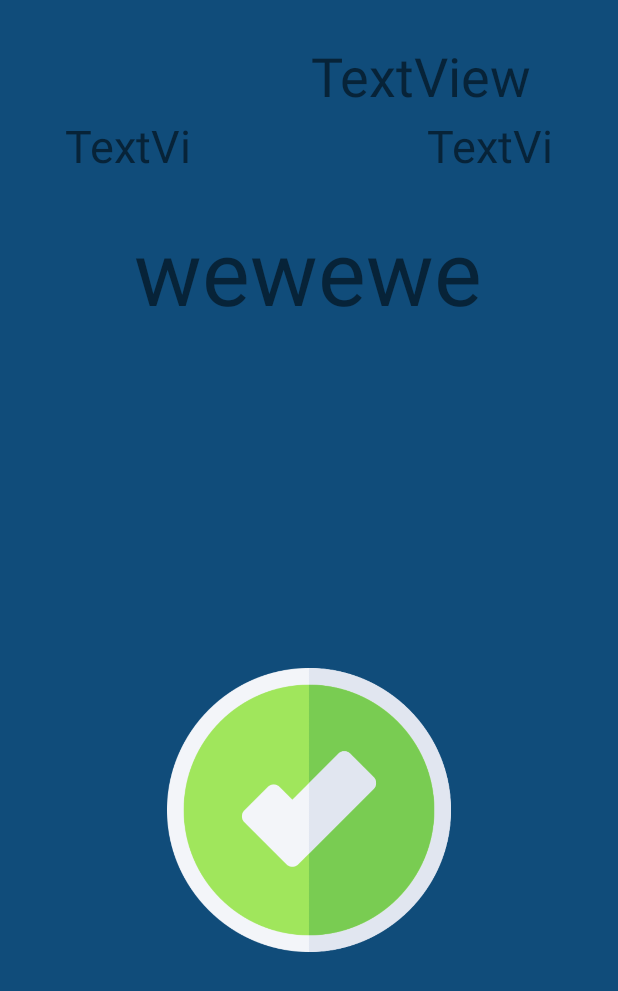
After one commit to wwrzesien/app-activities, an Android app: the layout display_game1.xml on its own in the app's theme, with its tools: preview values and no code run, on a phone screen of 412 x 824 dp. The commit adds this screen. Shown: the top 991 px of the screen. Run offline under Robolectric (Android 15) with nearby library versions, the phone set to English and light mode, and no system bars.

Commit message:
Created game 1 screen.

```diff
--- a/app/src/main/java/com/example/activities/Game1.java
+++ b/app/src/main/java/com/example/activities/Game1.java
@@ -4,6 +4,10 @@ import androidx.appcompat.app.AppCompatActivity;
 
 import android.os.Bundle;
 import android.util.Log;
+import android.view.View;
+import android.widget.ImageView;
+import android.widget.ListView;
+import android.widget.TextView;
 
 import com.google.firebase.database.DataSnapshot;
 import com.google.firebase.database.DatabaseError;
@@ -18,11 +22,46 @@ import java.util.Map;
 public class Game1 extends AppCompatActivity {
 
     public static Map<String, List<String>> clues = new HashMap<String, List<String>>();
+    public static String whoseTurn = "Unknown";
+    public static Integer roundIterator;
+    public static Integer team1Score = 0;
+    public static Integer team2Score = 0;
+
+    public void displayClueScreen(View view) {
+        ImageView correctRef = (ImageView) findViewById(R.id.correct);
+        ImageView wrongRef = (ImageView) findViewById(R.id.wrong);
+        ImageView startRef = (ImageView) findViewById(R.id.start_game1);
+        ListView cluesListRef = (ListView) findViewById(R.id.clue_list);
+
+        startRef.animate().alpha(0f).setDuration(500);
+        cluesListRef.animate().alpha(1f).setDuration(500);
+        correctRef.animate().alpha(1f).setDuration(500);
+        wrongRef.animate().alpha(1f).setDuration(500);
+
+        Log.i("INFO", "Game1 started");
+
+
+
+//        TextView clueRef = (TextView) findViewById(R.id.clue);
+//        clueRef.setText(clues.get)
+
+    }
+
+    public void setDefaultValuesOnGameScreen() {
+        TextView turnRef = (TextView) findViewById(R.id.whose_turn);
+        turnRef.setText(whoseTurn);
+
+        TextView t1ScoreRef = (TextView) findViewById(R.id.t1_score);
+        t1ScoreRef.setText("Team A: " + team1Score);
+
+        TextView t2ScoreRef = (TextView) findViewById(R.id.t2_score);
+        t2ScoreRef.setText("Team B: " + team2Score);
+    }
 
     @Override
     protected void onCreate(Bundle savedInstanceState) {
         super.onCreate(savedInstanceState);
-        setContentView(R.layout.activity_game1);
+        setContentView(R.layout.display_game1);
 
 //      Read all data from Firebase
         DatabaseReference database = FirebaseDatabase.getInstance().getReference();
@@ -35,13 +74,25 @@ public class Game1 extends AppCompatActivity {
                     Map map = (Map) data.getValue();
                     clues.put(String.valueOf(map.get("name")), (List) map.get("forbidden"));
                     Log.i("Info", "" + clues);
+                    Log.i("Info", "Data retrieved from database.");
                 }
             }
-
             @Override
             public void onCancelled(DatabaseError databaseError) {
                 Log.i("Info", "onCancelled: Error: " + databaseError.getMessage());
             }
         });
+
+        setDefaultValuesOnGameScreen();
+
+//        ImageView startGame1 = (ImageView) findViewById(R.id.start_game1);
+//        startGame1.setOnClickListener(new View.OnClickListener() {
+//            @Override
+//            public void onClick(View v) {
+//                setContentView(R.layout.display_game1);
+//                setValuesOnGameScreen(v);
+//                Log.i("Info", "Moved to screen with clues.");
+//            }
+//        });
     }
 }
--- a/app/src/main/res/layout/activity_game1.xml
+++ b/app/src/main/res/layout/activity_game1.xml
@@ -2,8 +2,68 @@
 <androidx.constraintlayout.widget.ConstraintLayout xmlns:android="http://schemas.android.com/apk/res/android"
     xmlns:app="http://schemas.android.com/apk/res-auto"
     xmlns:tools="http://schemas.android.com/tools"
+    android:id="@+id/game1"
     android:layout_width="match_parent"
     android:layout_height="match_parent"
-    tools:context=".Game1">
+    android:background="#104C7A">
+
+<!--    <TextView-->
+<!--        android:id="@+id/start_round"-->
+<!--        android:layout_width="336dp"-->
+<!--        android:layout_height="111dp"-->
+<!--        android:layout_marginTop="180dp"-->
+<!--        android:text="qwqwqw"-->
+<!--        app:layout_constraintEnd_toEndOf="parent"-->
+<!--        app:layout_constraintHorizontal_bias="0.493"-->
+<!--        app:layout_constraintStart_toStartOf="parent"-->
+<!--        app:layout_constraintTop_toTopOf="parent" />-->
+
+<!--    <TextView-->
+<!--        android:id="@+id/t1_score"-->
+<!--        android:layout_width="96dp"-->
+<!--        android:layout_height="47dp"-->
+<!--        android:layout_marginBottom="25dp"-->
+<!--        android:text="TextView"-->
+<!--        app:layout_constraintBottom_toTopOf="@+id/start_round"-->
+<!--        app:layout_constraintEnd_toEndOf="parent"-->
+<!--        app:layout_constraintHorizontal_bias="0.117"-->
+<!--        app:layout_constraintStart_toStartOf="parent"-->
+<!--        app:layout_constraintTop_toTopOf="parent"-->
+<!--        app:layout_constraintVertical_bias="1.0" />-->
+
+<!--    <TextView-->
+<!--        android:id="@+id/t2_score"-->
+<!--        android:layout_width="96dp"-->
+<!--        android:layout_height="47dp"-->
+<!--        android:layout_marginBottom="25dp"-->
+<!--        android:text="TextView"-->
+<!--        app:layout_constraintBottom_toTopOf="@+id/start_round"-->
+<!--        app:layout_constraintEnd_toEndOf="parent"-->
+<!--        app:layout_constraintHorizontal_bias="0.879"-->
+<!--        app:layout_constraintStart_toStartOf="parent"-->
+<!--        app:layout_constraintTop_toTopOf="parent"-->
+<!--        app:layout_constraintVertical_bias="1.0" />-->
+
+<!--    <TextView-->
+<!--        android:id="@+id/whose_turn"-->
+<!--        android:layout_width="186dp"-->
+<!--        android:layout_height="39dp"-->
+<!--        android:text="TextView"-->
+<!--        app:layout_constraintBottom_toTopOf="@+id/t2_score"-->
+<!--        app:layout_constraintEnd_toEndOf="parent"-->
+<!--        app:layout_constraintHorizontal_bias="0.831"-->
+<!--        app:layout_constraintStart_toStartOf="parent"-->
+<!--        app:layout_constraintTop_toTopOf="parent"-->
+<!--        app:layout_constraintVertical_bias="0.7" />-->
+
+<!--    <ImageView-->
+<!--        android:id="@+id/start_game1"-->
+<!--        android:layout_width="201dp"-->
+<!--        android:layout_height="225dp"-->
+<!--        app:layout_constraintBottom_toBottomOf="parent"-->
+<!--        app:layout_constraintEnd_toEndOf="parent"-->
+<!--        app:layout_constraintStart_toStartOf="parent"-->
+<!--        app:layout_constraintTop_toBottomOf="@+id/start_round"-->
+<!--        app:srcCompat="@drawable/clock" />-->
 
 </androidx.constraintlayout.widget.ConstraintLayout>
--- a/app/src/main/res/layout/activity_main.xml
+++ b/app/src/main/res/layout/activity_main.xml
@@ -2,7 +2,6 @@
 <androidx.constraintlayout.widget.ConstraintLayout xmlns:android="http://schemas.android.com/apk/res/android"
     xmlns:app="http://schemas.android.com/apk/res-auto"
     xmlns:tools="http://schemas.android.com/tools"
-    android:id="@+id/background"
     android:layout_width="match_parent"
     android:layout_height="match_parent"
     android:background="#104C7A"
--- /dev/null
+++ b/app/src/main/res/layout/display_game1.xml
@@ -0,0 +1,126 @@
+<?xml version="1.0" encoding="utf-8"?>
+<androidx.constraintlayout.widget.ConstraintLayout xmlns:android="http://schemas.android.com/apk/res/android"
+    xmlns:app="http://schemas.android.com/apk/res-auto"
+    xmlns:tools="http://schemas.android.com/tools"
+    android:layout_width="match_parent"
+    android:layout_height="match_parent"
+    android:background="#104C7A"
+    tools:context=".Game1">
+
+
+    <ListView
+        android:id="@+id/clue_list"
+        android:layout_width="320dp"
+        android:layout_height="293dp"
+        android:layout_marginTop="291dp"
+        android:layout_marginBottom="144dp"
+        android:alpha="0"
+        app:layout_constraintBottom_toBottomOf="parent"
+        app:layout_constraintEnd_toEndOf="parent"
+        app:layout_constraintHorizontal_bias="0.497"
+        app:layout_constraintStart_toStartOf="parent"
+        app:layout_constraintTop_toBottomOf="@+id/clue"
+        app:layout_constraintVertical_bias="1.0" />
+
+    <ImageView
+        android:id="@+id/wrong"
+        android:layout_width="91dp"
+        android:layout_height="89dp"
+        android:layout_marginTop="31dp"
+        android:alpha="0"
+        app:layout_constraintBottom_toBottomOf="parent"
+        app:layout_constraintEnd_toEndOf="parent"
+        app:layout_constraintHorizontal_bias="0.159"
+        app:layout_constraintStart_toStartOf="parent"
+        app:layout_constraintTop_toBottomOf="@+id/clue_list"
+        app:layout_constraintVertical_bias="0.0"
+        app:srcCompat="@drawable/wrong" />
+
+    <ImageView
+        android:id="@+id/correct"
+        android:layout_width="91dp"
+        android:layout_height="89dp"
+        android:layout_marginTop="31dp"
+        android:alpha="0"
+        app:layout_constraintBottom_toBottomOf="parent"
+        app:layout_constraintEnd_toEndOf="parent"
+        app:layout_constraintHorizontal_bias="0.84"
+        app:layout_constraintStart_toStartOf="parent"
+        app:layout_constraintTop_toBottomOf="@+id/clue_list"
+        app:layout_constraintVertical_bias="0.0"
+        app:srcCompat="@drawable/correct" />
+
+    <TextView
+        android:id="@+id/clue"
+        android:layout_width="336dp"
+        android:layout_height="111dp"
+        android:layout_marginTop="140dp"
+        android:text="@string/wewewe"
+        android:textAlignment="center"
+        android:textSize="60sp"
+        app:layout_constraintEnd_toEndOf="parent"
+        app:layout_constraintHorizontal_bias="0.493"
+        app:layout_constraintStart_toStartOf="parent"
+        app:layout_constraintTop_toTopOf="parent" />
+
+    <TextView
+        android:id="@+id/t1_score"
+        android:layout_width="96dp"
+        android:layout_height="47dp"
+        android:layout_marginBottom="16dp"
+        android:text="@string/textview"
+        android:textAlignment="center"
+        android:textSize="30sp"
+        app:layout_constraintBottom_toTopOf="@+id/clue"
+        app:layout_constraintEnd_toEndOf="parent"
+        app:layout_constraintHorizontal_bias="0.117"
+        app:layout_constraintStart_toStartOf="parent"
+        app:layout_constraintTop_toTopOf="parent"
+        app:layout_constraintVertical_bias="1.0" />
+
+    <TextView
+        android:id="@+id/t2_score"
+        android:layout_width="96dp"
+        android:layout_height="47dp"
+        android:layout_marginBottom="16dp"
+        android:text="@string/textview"
+        android:textAlignment="center"
+        android:textSize="30sp"
+        app:layout_constraintBottom_toTopOf="@+id/clue"
+        app:layout_constraintEnd_toEndOf="parent"
+        app:layout_constraintHorizontal_bias="0.879"
+        app:layout_constraintStart_toStartOf="parent"
+        app:layout_constraintTop_toTopOf="parent"
+        app:layout_constraintVertical_bias="1.0" />
+
+    <TextView
+        android:id="@+id/whose_turn"
+        android:layout_width="186dp"
+        android:layout_height="39dp"
+        android:text="@string/textview"
+        android:textAlignment="center"
+        android:textSize="36sp"
+        app:layout_constraintBottom_toTopOf="@+id/t2_score"
+        app:layout_constraintEnd_toEndOf="parent"
+        app:layout_constraintHorizontal_bias="0.831"
+        app:layout_constraintStart_toStartOf="parent"
+        app:layout_constraintTop_toTopOf="parent"
+        app:layout_constraintVertical_bias="0.7" />
+
+    <ImageView
+        android:id="@+id/start_game1"
+        android:layout_width="205dp"
+        android:layout_height="189dp"
+        android:layout_marginBottom="4dp"
+        android:alpha="1"
+        android:contentDescription="@string/todo"
+        android:onClick="displayClueScreen"
+        app:layout_constraintBottom_toBottomOf="parent"
+        app:layout_constraintEnd_toEndOf="parent"
+        app:layout_constraintStart_toStartOf="parent"
+        app:layout_constraintTop_toBottomOf="@+id/clue"
+        app:layout_constraintVertical_bias="0.512"
+        app:srcCompat="@drawable/yes" />
+
+
+</androidx.constraintlayout.widget.ConstraintLayout>
--- a/app/src/main/res/layout/settings.xml
+++ b/app/src/main/res/layout/settings.xml
@@ -162,17 +162,15 @@
         app:layout_constraintTop_toBottomOf="@+id/round_title"
         app:srcCompat="@drawable/plus" />
 
-    <ImageButton
-        android:id="@+id/imageButton2"
-        android:layout_width="wrap_content"
-        android:layout_height="wrap_content"
-        android:layout_marginStart="180dp"
-        android:layout_marginTop="20dp"
-        android:layout_marginEnd="180dp"
+    <ImageView
+        android:id="@+id/imageView"
+        android:layout_width="119dp"
+        android:layout_height="92dp"
+        app:layout_constraintBottom_toBottomOf="parent"
         app:layout_constraintEnd_toEndOf="parent"
-        app:layout_constraintHorizontal_bias="1.0"
         app:layout_constraintStart_toStartOf="parent"
         app:layout_constraintTop_toBottomOf="@+id/round"
-        app:srcCompat="@android:drawable/ic_menu_send" />
+        app:layout_constraintVertical_bias="0.324"
+        app:srcCompat="@drawable/yes" />
 
 </androidx.constraintlayout.widget.ConstraintLayout>
--- a/app/src/main/res/values/strings.xml
+++ b/app/src/main/res/values/strings.xml
@@ -1,3 +1,6 @@
 <resources>
     <string name="app_name">activities</string>
+    <string name="todo">TODO</string>
+    <string name="textview">TextView</string>
+    <string name="wewewe">wewewe</string>
 </resources>
```
Also changed, not shown: app/src/main/AndroidManifest.xml (+4 -4 lines), app/src/main/res/drawable/correct.png (added), app/src/main/res/drawable/wrong.png (added).
